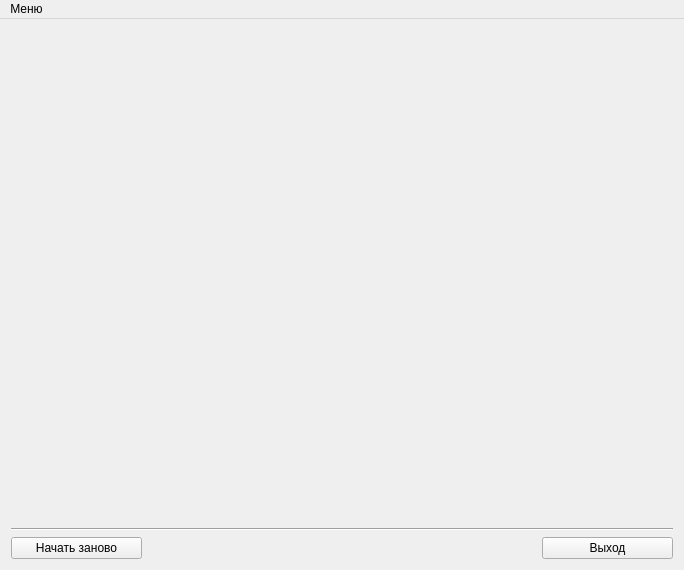
Above: mainwindow.ui from group93492/economics_LPP before the change. Below: the same form after it.
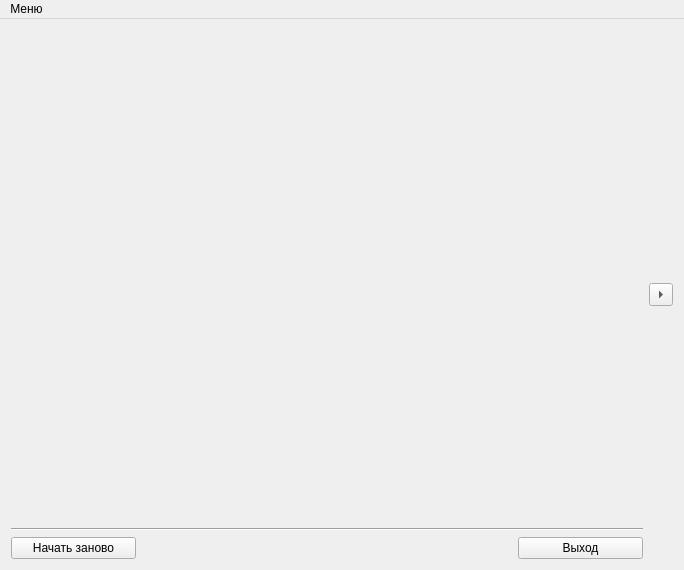
That is the form after the change.

Commit message: Added TextEdit for calculations by user

What changed in the file:
```diff
--- a/mainwindow.ui
+++ b/mainwindow.ui
@@ -13,15 +13,19 @@
   <property name="windowTitle">
    <string>Economic Linear Programming Problem</string>
   </property>
+  <property name="documentMode">
+   <bool>false</bool>
+  </property>
+  <property name="tabShape">
+   <enum>QTabWidget::Rounded</enum>
+  </property>
   <widget class="QWidget" name="centralWidget">
-   <layout class="QVBoxLayout" name="verticalLayout_2">
+   <layout class="QHBoxLayout" name="horizontalLayout_3">
     <item>
-     <layout class="QVBoxLayout" name="verticalLayout">
+     <layout class="QVBoxLayout" name="generalLayout">
       <item>
        <widget class="QStackedWidget" name="stackedWidget"/>
       </item>
-     </layout>
-    </item>
     <item>
      <widget class="Line" name="line">
       <property name="orientation">
@@ -57,6 +61,29 @@
          <string>Выход</string>
         </property>
        </widget>
+        </item>
+       </layout>
+      </item>
+     </layout>
+    </item>
+    <item>
+     <layout class="QHBoxLayout" name="additionalLayout">
+      <item>
+       <layout class="QVBoxLayout" name="verticalLayout">
+        <item>
+         <widget class="QToolButton" name="toolButton">
+          <property name="text">
+           <string>&lt;</string>
+          </property>
+          <property name="autoRaise">
+           <bool>false</bool>
+          </property>
+          <property name="arrowType">
+           <enum>Qt::RightArrow</enum>
+          </property>
+         </widget>
+        </item>
+       </layout>
       </item>
      </layout>
     </item>
```
Lines whose indentation alone changed are shown as unchanged. The commit also changes 2 other files.
